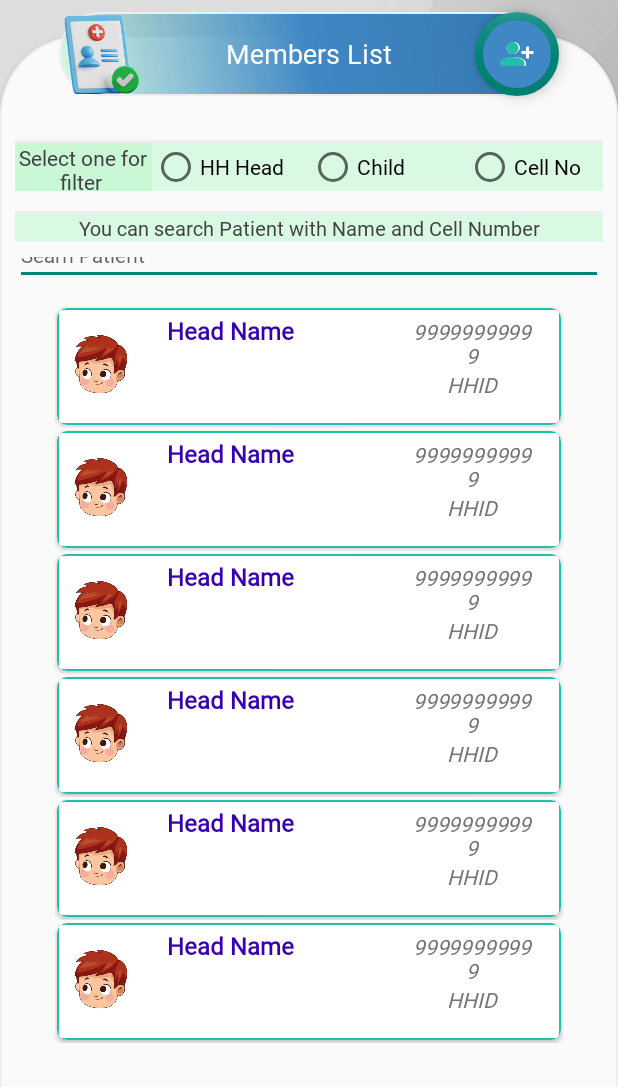
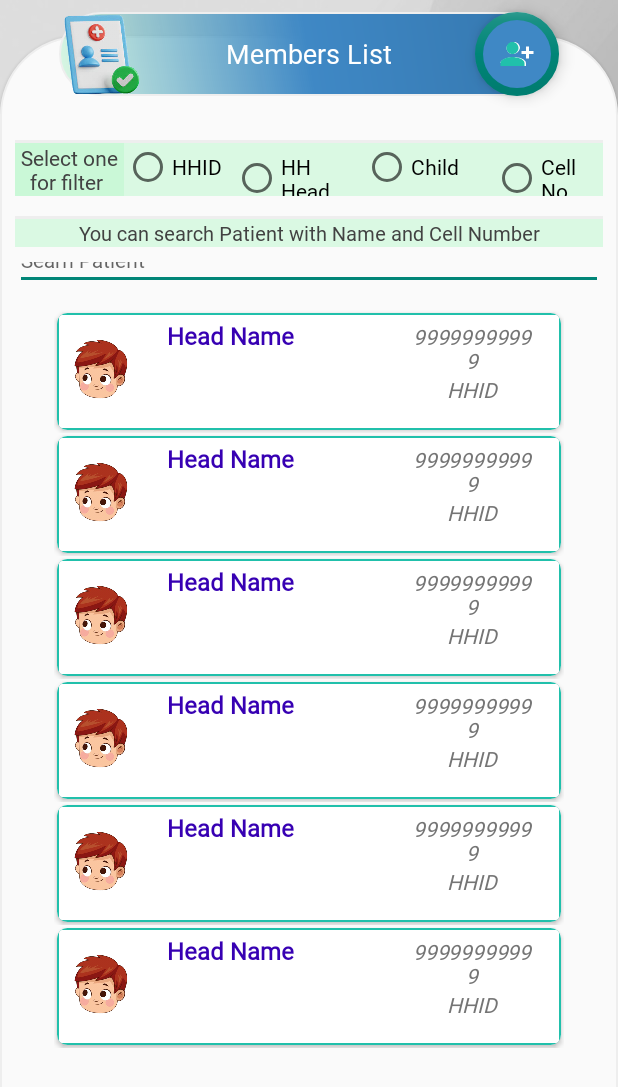
Before and after one commit to ahs1n/HF_Visitors, an Android app: the layout activity_listing_members_list.xml on its own in the app's theme, with its tools: preview values and no code run, on a phone screen of 412 x 824 dp. Shown: the top 1087 px of the screen. Run offline under Robolectric (Android 15) with nearby library versions, the phone set to English and light mode, and no system bars.

Commit message:
added filter with HHID

```diff
--- a/app/src/main/res/layout/activity_listing_members_list.xml
+++ b/app/src/main/res/layout/activity_listing_members_list.xml
@@ -80,6 +80,14 @@
                             android:textColor="@color/grayDark" />
 
                         <RadioButton
+                            android:id="@+id/searchByHHID"
+                            android:layout_width="0dp"
+                            android:layout_weight="1"
+                            android:layout_height="wrap_content"
+                            android:text="HHID"
+                            android:textColor="@color/black" />
+
+                        <RadioButton
                             android:id="@+id/searchByHead"
                             android:layout_width="0dp"
                             android:layout_weight="1"
@@ -140,7 +148,7 @@
                         android:layout_width="0dp"
                         android:layout_height="@dimen/_22sdp"
                         android:layout_weight="1"
-                        android:digits="AaBbCcDdEeFfGgHhIiJjKkLlMmNnOoPpQqRrSsTtUuVvWwXxYyZz1234567890 "
+                        android:digits="AaBbCcDdEeFfGgHhIiJjKkLlMmNnOoPpQqRrSsTtUuVvWwXxYyZz1234567890- "
                         android:hint="Searh Patient"
                         android:importantForAutofill="no"
                         android:inputType="text"
```
Also changed, not shown: app/src/main/java/edu/aku/dmu/hf_visitors/adapters/RegisteredMembersAdapter.java (+18 -0 lines), app/src/main/java/edu/aku/dmu/hf_visitors/ui/lists/ListingMembersListActivity.java (+13 -3 lines), 1 other file.
